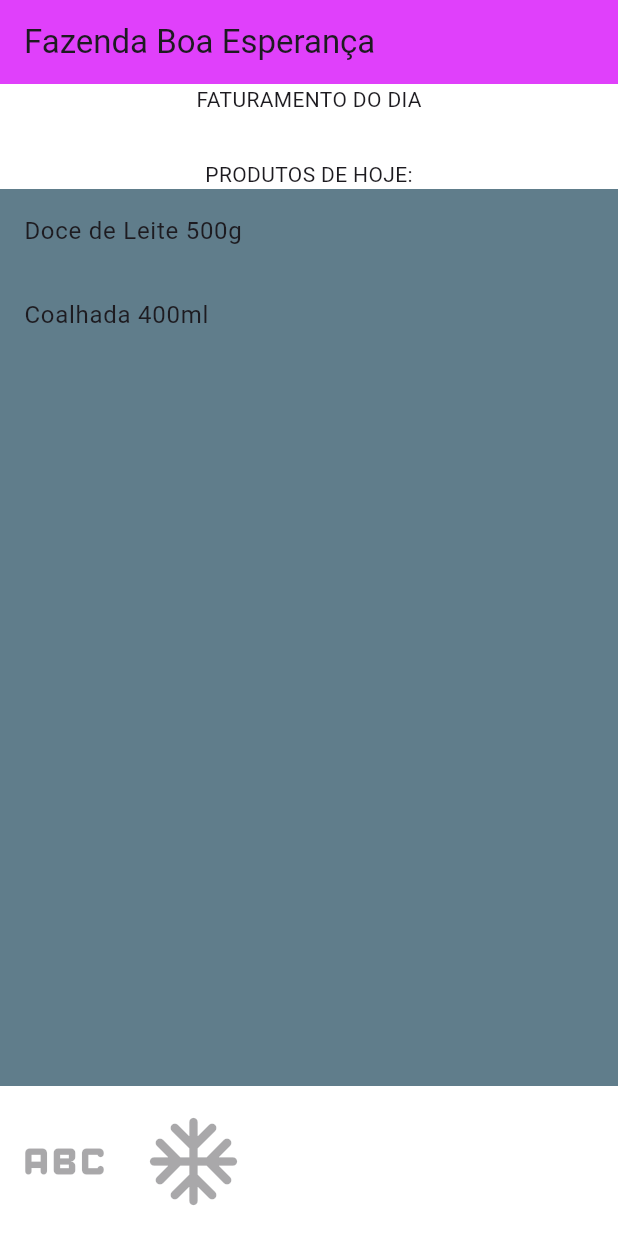
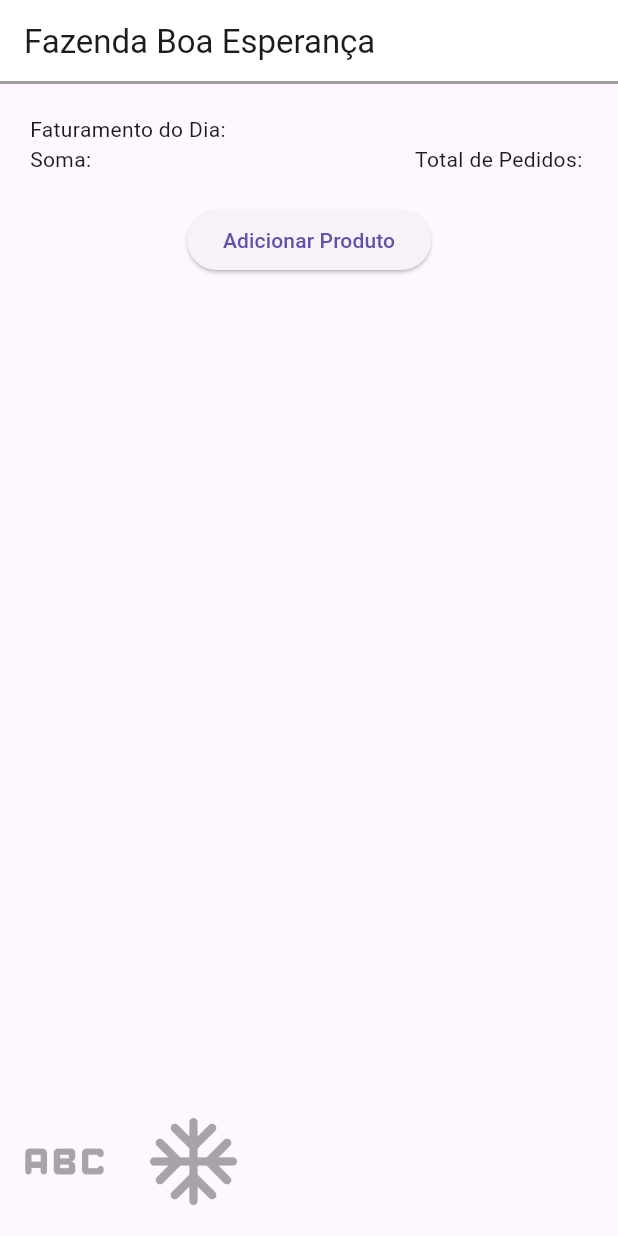
Before and after one commit to moisesRubens/dairy_mobile, a Flutter app: the screen it shows after launch, on a phone screen of 412 x 824 dp. Run offline on Flutter 3.47's test engine with Material 3 defaults, Android fonts, the phone set to English and light mode, and no system bars.

Commit message:
feat: add DairyStatus and ProductsList Widgets

```diff
--- a/lib/main.dart
+++ b/lib/main.dart
@@ -2,21 +2,25 @@ import 'package:dairy_mobile/models/product_model.dart';
 import 'package:flutter/material.dart';
 
 void main() {
-  runApp(const MainApp());
+  runApp(const Dairy());
 }
 
-class MainApp extends StatelessWidget {
-  const MainApp({super.key});
+class Dairy extends StatelessWidget {
+  const Dairy({super.key});
 
   @override
   Widget build(BuildContext context) {
-    final outbound = Outbound(products: ["Doce de Leite 500g", 'Coalhada 400ml']);
 
     return MaterialApp(
       home: Scaffold(
-        backgroundColor: Colors.white,
         appBar: AppBar(
-          backgroundColor: Colors.purpleAccent,
+          shape: Border(
+            bottom: BorderSide(
+              color: Colors.grey,
+               width: 2,
+            ),
+          ),
+          backgroundColor: Colors.white,
           title: Align(
             alignment: Alignment.centerLeft,
             child: Text('Fazenda Boa Esperança'),
@@ -24,22 +28,9 @@ class MainApp extends StatelessWidget {
         ),
         body: Column(
           children: [
-            Container(
-              height: 50.0,
-              child: Text("FATURAMENTO DO DIA"),
-            ),
-            Text("PRODUTOS DE HOJE:"),
+            DairyStatus(),
             Expanded(
-              child: Container(
-                color: Colors.blueGrey,
-                child: ListView(
-                  children: outbound.getProducts.map(
-                    (product) => ListTile(
-                    title: Text(product)
-                    )
-                  ).toList(),
-                ),
-              ),
+              child: ProductList(),
             ),
           ],
         ),
@@ -60,3 +51,33 @@ class MainApp extends StatelessWidget {
     );
   }
 }
+
+class DairyStatus extends StatefulWidget {
+  final String name = 'Faturamento do Dia: ';
+
+  @override
+  State<DairyStatus> createState() => _StateDairyStatus();
+}
+
+class _StateDairyStatus extends State<DairyStatus> {
+
+  @override
+  Widget build(BuildContext context) {
+    return Padding(
+      padding: EdgeInsets.all(20),
+      child: Column(
+        crossAxisAlignment: CrossAxisAlignment.start,
+        children: [
+          Text(widget.name),
+          Row(
+            mainAxisAlignment: MainAxisAlignment.spaceBetween,
+            children: [
+              Text("Soma: "),
+              Text("Total de Pedidos: ")
+            ],
+          ),
+        ],
+      ),
+    );
+  }
+}
--- a/lib/models/product_model.dart
+++ b/lib/models/product_model.dart
@@ -3,29 +3,58 @@ import 'dart:collection';
 
 import 'package:flutter/material.dart';
 
-enum UnitType {
-  amount,
-  liters,
-  kg
+class Product {
+  final String name;
+
+  Product({required this.name});
 }
 
-class Product {
-  final String name;
-  final double price;
-  final double quantity;
-  final UnitType unitType;
-
-  const Product({required this.name,
-    required this.price,
-    required this.quantity,
-    required this.unitType});
-
+class ProductList extends StatefulWidget {
+  @override
+  State<ProductList> createState() => _ProductsListState();
 }
 
-class Outbound {
-  late List<String> products;
+class _ProductsListState extends State<ProductList> {
+  List<Product> products = [];
 
-  Outbound({required this.products});
+  void addProduct(String name) {
+    setState(() {
+      products.add(Product(name: name));
+    });
+  }
 
-  UnmodifiableListView<String> get getProducts => UnmodifiableListView(products);
+  void removeProduct(int index) {
+    setState(() {
+      products.removeAt(index);
+    });
+  }
+
+  @override
+  Widget build(BuildContext context) {
+    return Column(
+      children: [
+        ElevatedButton(
+          onPressed: () {
+            addProduct("Produto ${products.length + 1}");
+          },
+          child: Text("Adicionar Produto"),
+        ),
+
+        Expanded(
+          child: ListView.builder(
+            itemCount: products.length,
+            itemBuilder: (context, index) {
+              return ListTile(
+                title: Text(products[index].name),
+                trailing: IconButton(
+                  icon: Icon(Icons.delete),
+                  onPressed: () => removeProduct(index),
+                ),
+              );
+            },
+          ),
+        ),
+      ],
+    );
+  }
 }
```
